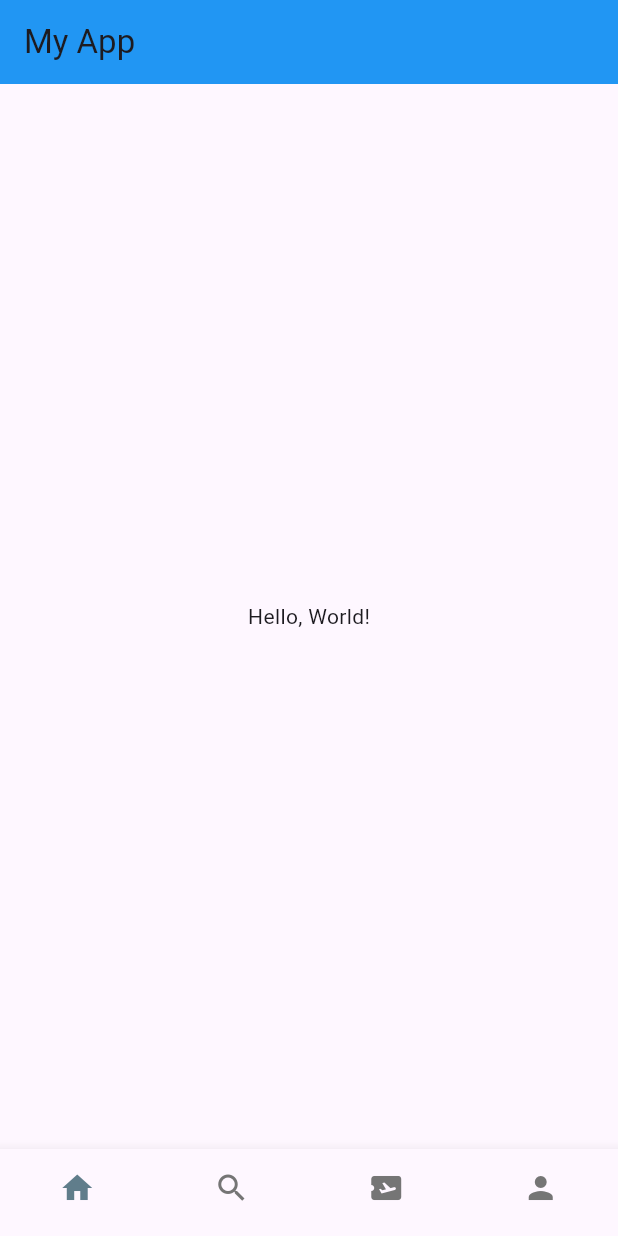
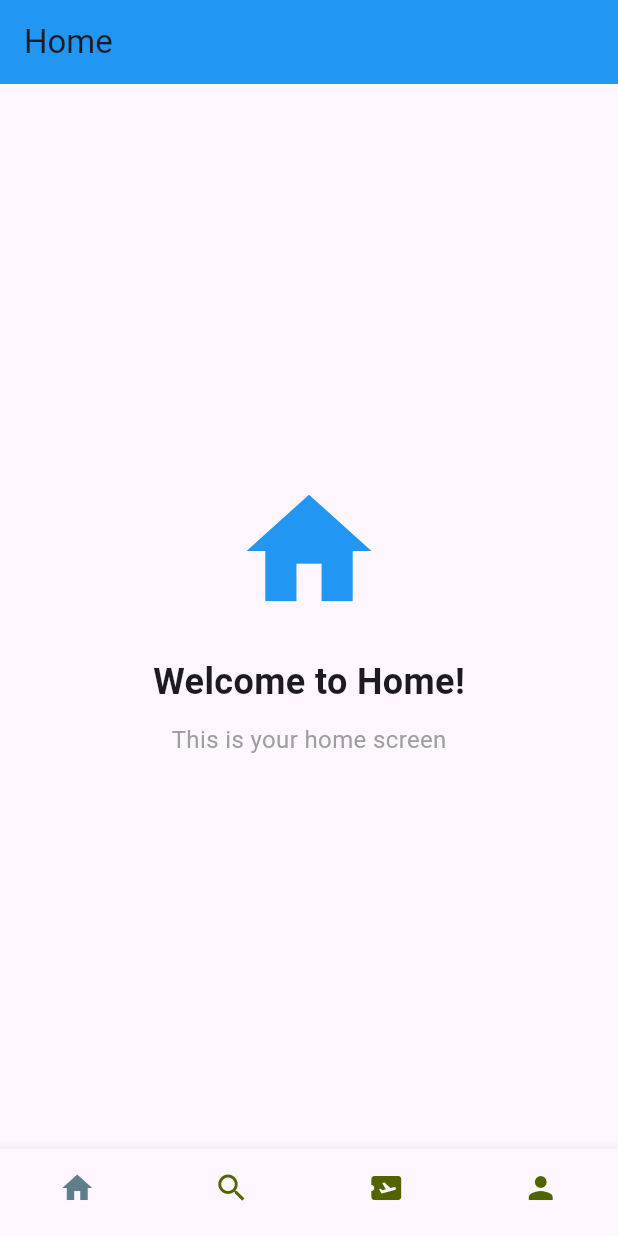
Before and after one commit to khuznain/flutter-examples, a Flutter app: the screen it shows after launch, on a phone screen of 412 x 824 dp. Run offline on Flutter 3.47's test engine with Material 3 defaults, Android fonts, the phone set to English and light mode, and no system bars.

Commit message:
added additional style of bottom nav and created screens

```diff
--- a/lib/core/bottom_navbar.dart
+++ b/lib/core/bottom_navbar.dart
@@ -1,4 +1,8 @@
 import 'package:flutter/material.dart';
+import '../screens/home_screen.dart';
+import '../screens/search_screen.dart';
+import '../screens/ticket_screen.dart';
+import '../screens/profile_screen.dart';
 
 class BottomNavbar extends StatefulWidget {
   const BottomNavbar({super.key});
@@ -10,14 +14,24 @@ class BottomNavbar extends StatefulWidget {
 class _BottomNavbarState extends State<BottomNavbar> {
   int _currentIndex = 0;
 
+  // List of screens to show for each tab
+  final List<Widget> _screens = [
+    const HomeScreen(),
+    const SearchScreen(),
+    const TicketScreen(),
+    const ProfileScreen(),
+  ];
+
   @override
   Widget build(BuildContext context) {
-    return BottomNavigationBar(
+    return Scaffold(
+      body: _screens[_currentIndex],
+      bottomNavigationBar: BottomNavigationBar(
         type: BottomNavigationBarType.fixed,
         showSelectedLabels: false,
         showUnselectedLabels: false,
         selectedItemColor: Colors.blueGrey,
-      unselectedItemColor: const Color(0xFF757575),
+        unselectedItemColor: const Color(0xFF526400),
         items: const [
           BottomNavigationBarItem(icon: Icon(Icons.home), label: 'Home'),
           BottomNavigationBarItem(icon: Icon(Icons.search), label: 'Search'),
@@ -29,6 +43,7 @@ class _BottomNavbarState extends State<BottomNavbar> {
         ],
         currentIndex: _currentIndex,
         onTap: (index) => setState(() => _currentIndex = index),
+      ),
     );
   }
 }
--- a/lib/main.dart
+++ b/lib/main.dart
@@ -11,11 +11,9 @@ class MyApp extends StatelessWidget {
   @override
   Widget build(BuildContext context) {
     return MaterialApp(
-      home: Scaffold(
-        appBar: AppBar(title: Text('My App'), backgroundColor: Colors.blue),
-        body: Center(child: Text('Hello, World!')),
-        bottomNavigationBar: BottomNavbar(),
-      ),
+      title: 'Flutter Examples',
+      theme: ThemeData(primarySwatch: Colors.blue, useMaterial3: true),
+      home: const BottomNavbar(),
     );
   }
 }
--- /dev/null
+++ b/lib/screens/home_screen.dart
@@ -0,0 +1,30 @@
+import 'package:flutter/material.dart';
+
+class HomeScreen extends StatelessWidget {
+  const HomeScreen({super.key});
+
+  @override
+  Widget build(BuildContext context) {
+    return Scaffold(
+      appBar: AppBar(title: const Text('Home'), backgroundColor: Colors.blue),
+      body: const Center(
+        child: Column(
+          mainAxisAlignment: MainAxisAlignment.center,
+          children: [
+            Icon(Icons.home, size: 100, color: Colors.blue),
+            SizedBox(height: 20),
+            Text(
+              'Welcome to Home!',
+              style: TextStyle(fontSize: 24, fontWeight: FontWeight.bold),
+            ),
+            SizedBox(height: 10),
+            Text(
+              'This is your home screen',
+              style: TextStyle(fontSize: 16, color: Colors.grey),
+            ),
+          ],
+        ),
+      ),
+    );
+  }
+}
```
Also changed, not shown: lib/screens/profile_screen.dart (added, +33 -0 lines), lib/screens/search_screen.dart (added, +33 -0 lines), lib/screens/ticket_screen.dart (added, +33 -0 lines). Lines whose indentation alone changed are shown as unchanged.
